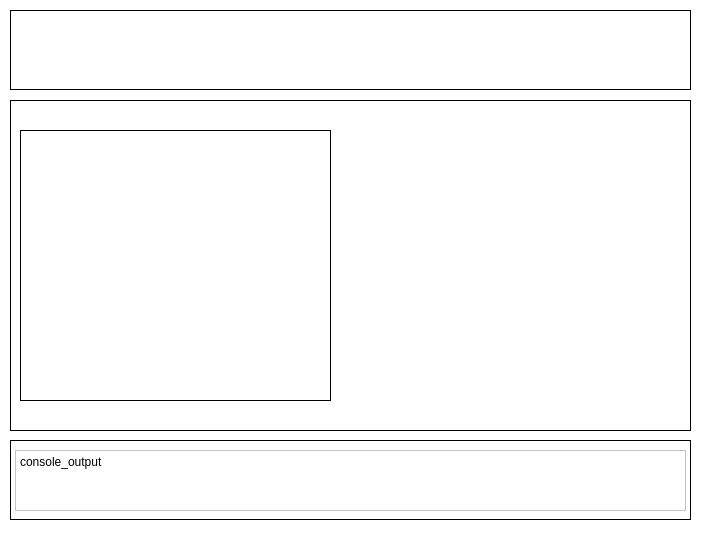
Old version of the form Serial Port Example/Serial_Port_Example/widget.ui in the repository IvanZend/Learning-QT.
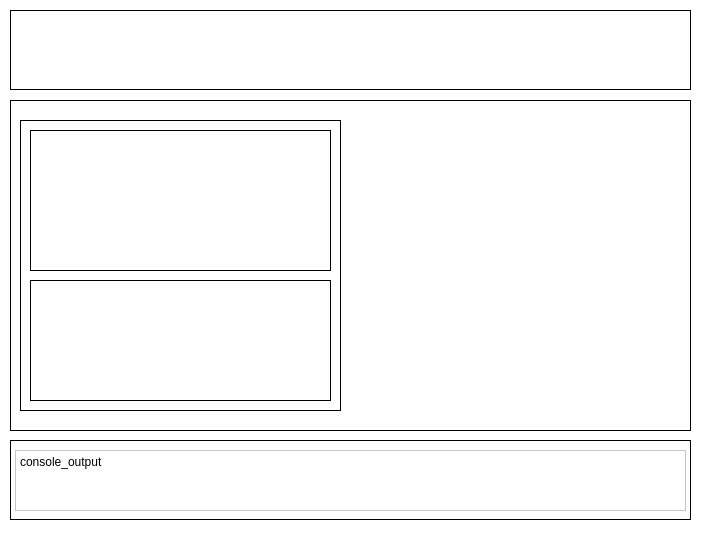
New version of the form. Custom widgets are drawn as their Qt base class.

```diff
--- a/Serial Port Example/Serial_Port_Example/widget.ui
+++ b/Serial Port Example/Serial_Port_Example/widget.ui
@@ -546,10 +546,10 @@
    <widget class="QCustomPlot" name="wGraph" native="true">
     <property name="geometry">
      <rect>
-      <x>390</x>
-      <y>30</y>
-      <width>281</width>
-      <height>271</height>
+      <x>380</x>
+      <y>20</y>
+      <width>291</width>
+      <height>291</height>
      </rect>
     </property>
     <property name="sizePolicy">
@@ -563,9 +563,9 @@
     <property name="geometry">
      <rect>
       <x>10</x>
-      <y>30</y>
-      <width>311</width>
-      <height>271</height>
+      <y>20</y>
+      <width>321</width>
+      <height>291</height>
      </rect>
     </property>
     <property name="sizePolicy">
@@ -577,6 +577,50 @@
     <property name="frameShape">
      <enum>QFrame::Box</enum>
     </property>
+    <widget class="QFrame" name="wEmgs">
+     <property name="geometry">
+      <rect>
+       <x>10</x>
+       <y>10</y>
+       <width>301</width>
+       <height>141</height>
+      </rect>
+     </property>
+     <property name="sizePolicy">
+      <sizepolicy hsizetype="Preferred" vsizetype="Preferred">
+       <horstretch>0</horstretch>
+       <verstretch>3</verstretch>
+      </sizepolicy>
+     </property>
+     <property name="frameShape">
+      <enum>QFrame::Box</enum>
+     </property>
+    </widget>
+    <widget class="QFrame" name="wMotors">
+     <property name="geometry">
+      <rect>
+       <x>10</x>
+       <y>160</y>
+       <width>301</width>
+       <height>121</height>
+      </rect>
+     </property>
+     <property name="sizePolicy">
+      <sizepolicy hsizetype="Preferred" vsizetype="Preferred">
+       <horstretch>0</horstretch>
+       <verstretch>1</verstretch>
+      </sizepolicy>
+     </property>
+     <property name="layoutDirection">
+      <enum>Qt::LeftToRight</enum>
+     </property>
+     <property name="frameShape">
+      <enum>QFrame::Box</enum>
+     </property>
+     <property name="frameShadow">
+      <enum>QFrame::Plain</enum>
+     </property>
+    </widget>
    </widget>
   </widget>
  </widget>
```
